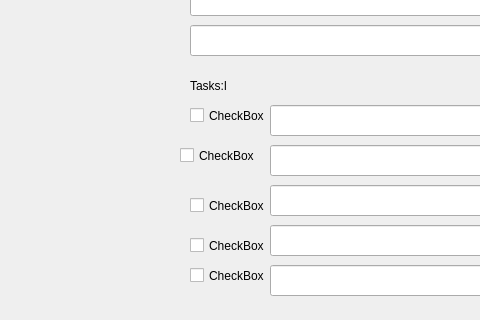
The window that mainwindow.ui (blakefuller/TaskPlanner) describes before a commit, drawn with Qt 5; both pictures show x 0 to 480 and y 295 to 615 of the 817 by 761 pixel window.
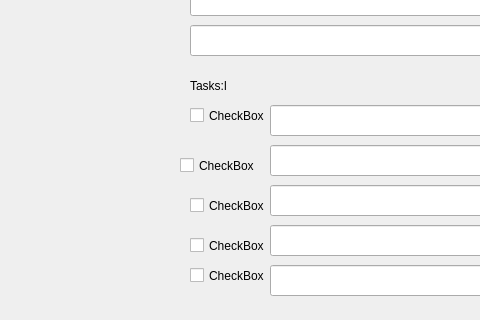
The same window after the commit.

Patch:
```diff
--- a/mainwindow.ui
+++ b/mainwindow.ui
@@ -209,7 +209,7 @@
       <property name="geometry">
        <rect>
         <x>10</x>
-        <y>410</y>
+        <y>420</y>
         <width>81</width>
         <height>21</height>
        </rect>
```
Left out of the diff: 2 changed lines with no effect on the pictures.
